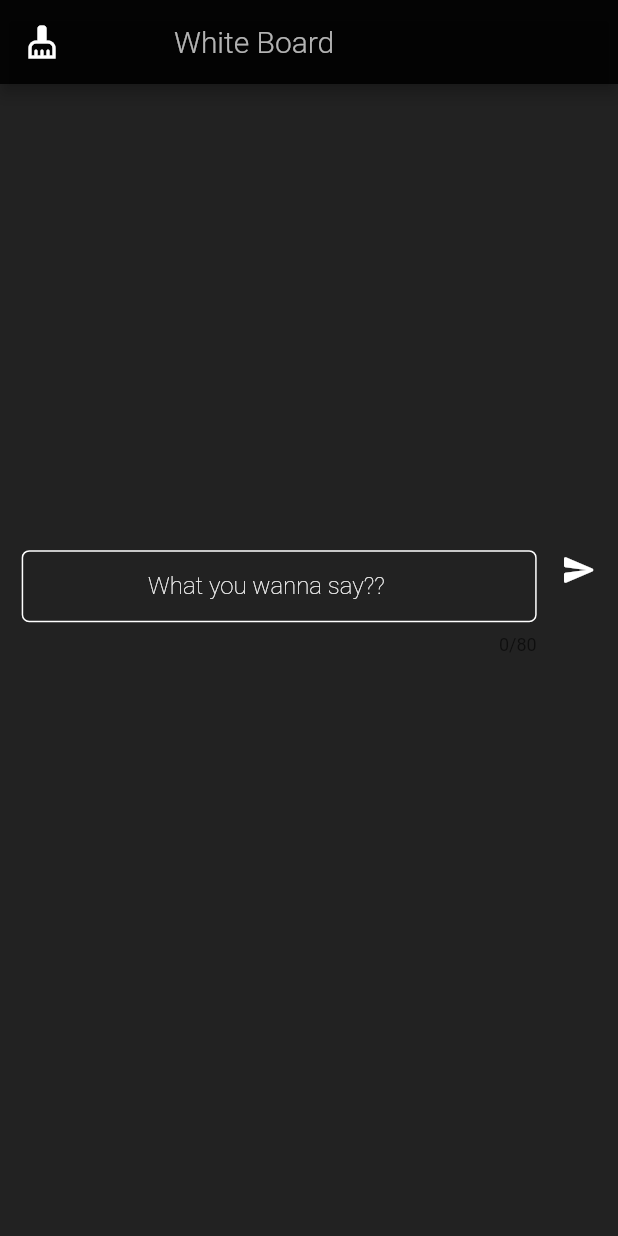
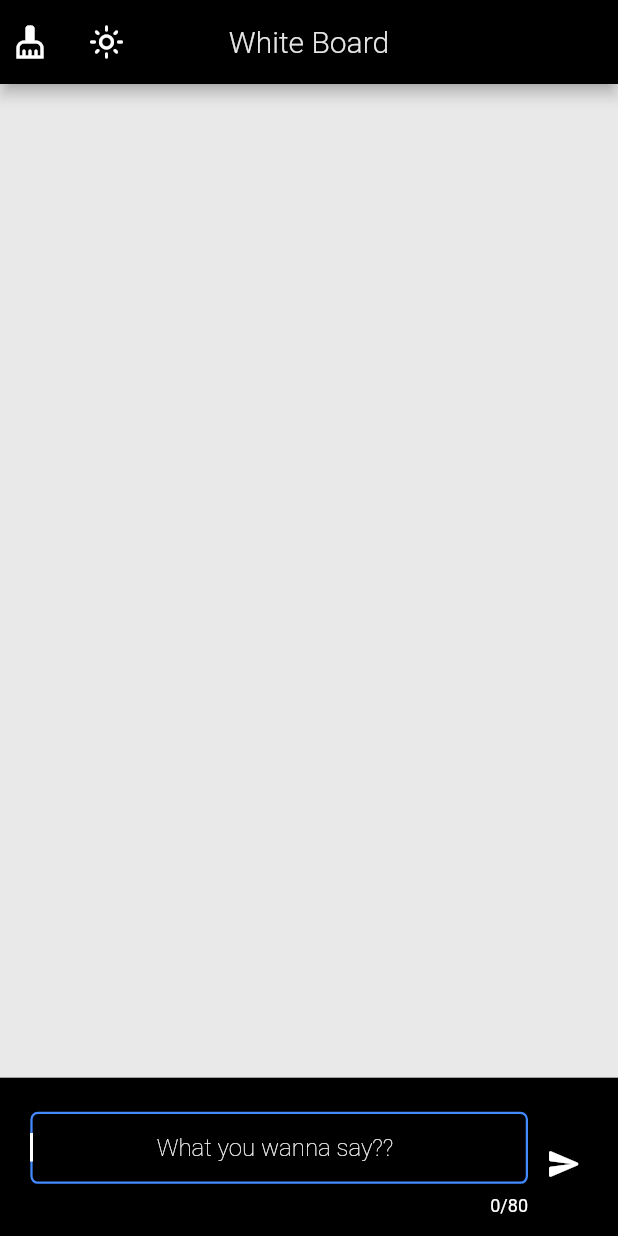
Before and after one commit to CleverJotech/whiteboard, a Flutter app: the screen it shows after launch, on a phone screen of 412 x 824 dp. Run offline on Flutter 3.47's test engine with Material 2 defaults, Android fonts, the phone set to English and light mode, and no system bars; our stand-ins replace animated_text_kit, flutter_screenutil.

Commit message:
working better

```diff
--- a/lib/constants.dart
+++ b/lib/constants.dart
@@ -1,9 +1,10 @@
 import 'package:flutter/material.dart';
 
-const Color colorMaroon = Colors.black87;
-const Color colorWhite = Color.fromARGB(255, 255, 255, 255);
-const Color colorWhiteBlend = Color.fromARGB(241, 255, 255, 255);
-const Color colorRed = Colors.redAccent;
-const Color colorBlue = Colors.blueAccent;
+// const Color colorMaroon = Colors.black87;
+// const Color colorWhite = Color.fromARGB(255, 255, 255, 255);
+// const Color colorWhiteBlend = Color.fromARGB(241, 255, 255, 255);
+// const Color colorRed = Colors.redAccent;
+// const Color colorBlue = Colors.blueAccent;
+// const Color colorNull = Colors.transparent;
 
 const clearIcon = Icon(Icons.cleaning_services);
--- a/lib/main.dart
+++ b/lib/main.dart
@@ -5,8 +5,11 @@ import 'constants.dart';
 import 'package:flutter/material.dart';
 import 'user_input.dart';
 import 'white_splash.dart';
+import 'package:flutter_screenutil/flutter_screenutil.dart';
 
-void main() {
+void main() async {
+  WidgetsFlutterBinding.ensureInitialized();
+
   runApp(const MyApp());
 }
 
@@ -16,11 +19,12 @@ class MyApp extends StatelessWidget {
   // This widget is the root of your application.
   @override
   Widget build(BuildContext context) {
+    ScreenUtil.init(context);
     return MaterialApp(
       debugShowCheckedModeBanner: false,
       title: 'White Board',
       theme: ThemeData(
-          canvasColor: colorWhite, scaffoldBackgroundColor: colorMaroon),
+          canvasColor: Colors.white, scaffoldBackgroundColor: Colors.black87),
       home: const WhiteSplash(),
     );
   }
@@ -38,13 +42,29 @@ class MyHomePage extends StatefulWidget {
 class _MyHomePageState extends State<MyHomePage> {
   late TextEditingController userText;
   late String _text = '';
-  bool isActive = false;
+  bool isActive = true;
+  bool isDarkMode = false;
   FocusNode myFocus = FocusNode();
+
+  late Color colorMaroon;
+  late Color colorWhite;
+  late Color colorWhiteBlend;
+  late Color colorRed;
+  late Color colorBlue;
+  late Color colorNull;
 
   @override
   void initState() {
+    super.initState();
     userText = TextEditingController();
-    super.initState();
+    _text = '';
+    colorMaroon = Colors.black;
+    colorWhite = const Color.fromARGB(255, 255, 255, 255);
+    colorWhiteBlend = const Color.fromARGB(230, 255, 255, 255);
+    colorRed = Colors.redAccent;
+    colorBlue = Colors.blueAccent;
+    colorNull = Colors.transparent;
+    userText = TextEditingController();
   }
 
   @override
@@ -66,39 +86,104 @@ class _MyHomePageState extends State<MyHomePage> {
     });
   }
 
+  @override
+  Widget build(BuildContext context) {
+    var screenSize = MediaQuery.of(context).size;
+
+    setColorMode() {
+      setState(() {
+        if (isDarkMode == true) {
+          colorMaroon = Colors.black;
+          colorWhite = const Color.fromARGB(255, 255, 255, 255);
+          colorWhiteBlend = const Color.fromARGB(230, 255, 255, 255);
+          colorRed = Colors.redAccent;
+          colorBlue = Colors.blueAccent;
+          colorNull = Colors.transparent;
+        } else {
+          colorMaroon = const Color.fromARGB(255, 255, 255, 255);
+          colorWhite = const Color.fromARGB(255, 0, 0, 0);
+          colorWhiteBlend = Colors.black87;
+          colorRed = Colors.redAccent;
+          colorBlue = Colors.blueAccent;
+          colorNull = Colors.transparent;
+        }
+        isDarkMode = !isDarkMode;
+      });
+    }
+
     userGivenText() {
       if (_text != '') {
-      return SubmittedScreen(submittedText: _text);
+        return Flexible(
+          flex: 2,
+          child: Center(
+            child: SlideFadeTransition(
+              curve: Curves.elasticInOut,
+              delayStart: const Duration(milliseconds: 200),
+              animationDuration: const Duration(milliseconds: 800),
+              offset: 1.0,
+              direction: Direction.horizontal,
+              child: Center(
+                child: ClipRect(
+                  clipper: null,
+                  child: Container(
+                    color: colorMaroon,
+                    width: 900.w,
+                    height: 380.h,
+                    child: BackdropFilter(
+                      blendMode: BlendMode.srcOver,
+                      filter:
+                          ui.ImageFilter.dilate(radiusX: 10.0, radiusY: 10.0),
+                      child: Center(
+                        child: Text(
+                          _text,
+                          textScaleFactor: null,
+                          style: TextStyle(
+                            fontSize: 50.0,
+                            fontWeight: FontWeight.w900,
+                            color: colorMaroon,
+                            letterSpacing: 3.0,
+                          ),
+                        ),
+                      ),
+                    ),
+                  ),
+                ),
+              ),
+            ),
+          ),
+        );
       } else {
-      return const SizedBox(
-        height: 300,
-        width: 400,
+        return Expanded(
+          child: SizedBox(
+            height: screenSize.height / 1.47,
+            width: screenSize.width / 1.2,
+          ),
         );
       }
     }
 
-  @override
-  Widget build(BuildContext context) {
-    var screenSize = MediaQuery.of(context).size;
     return Scaffold(
         appBar: AppBar(
-        title: Row(
+          backgroundColor: colorMaroon,
+          leadingWidth: screenSize.width / 5,
+          leading: Flexible(
+            flex: 10,
+            child: Column(
               mainAxisAlignment: MainAxisAlignment.spaceAround,
               children: [
-            Text(
-              widget.title,
-              style: const TextStyle(
-                color: Colors.white70,
-                fontWeight: FontWeight.w300,
-              ),
-            ),
+                Row(
+                  crossAxisAlignment: CrossAxisAlignment.center,
+                  children: [
                     SizedBox(
-              width: screenSize.width / 10,
-            )
-          ],
-        ),
-        leading: Center(
+                      width: 25,
+                      height: 25,
+                      child: Expanded(
                         child: IconButton(
+                          color: colorWhite,
+                          focusColor: colorNull,
+                          hoverColor: colorNull,
+                          splashColor: colorNull,
+                          highlightColor: colorNull,
                           onPressed: () {
                             setState(() {
                               _text = '';
@@ -107,14 +192,68 @@ class _MyHomePageState extends State<MyHomePage> {
                           icon: clearIcon,
                         ),
                       ),
-        backgroundColor: colorMaroon,
                     ),
-      body: SingleChildScrollView(
+                    Divider(
+                      thickness: screenSize.width / 90,
+                      indent: 13,
+                      endIndent: 13,
+                      height: 13,
+                    ),
+                    // SizedBox(
+                    //   width: screenSize.width / 15,
+                    // ),
+                    Expanded(
+                      child: SizedBox(
+                        width: 25,
+                        height: 25,
+                        child: IconButton(
+                          focusColor: colorNull,
+                          hoverColor: colorNull,
+                          splashColor: colorNull,
+                          highlightColor: colorNull,
+                          onPressed: () {
+                            setState(() {
+                              //toggleTheme();
+                              //toggleMode();
+                              setColorMode();
+                            });
+                          },
+                          icon: Icon(
+                            Theme.of(context).brightness == Brightness.light
+                                ? Icons.light_mode_outlined // dark mode icon
+                                : Icons.dark_mode_rounded, // light mode icon
+                            color: colorWhite,
+                          ),
+                        ),
+                      ),
+                    ),
+                  ],
+                ),
+                PreferredSize(
+                  preferredSize: const Size.fromHeight(kToolbarHeight),
+                  child: Container(),
+                ),
+              ],
+            ),
+          ),
+          centerTitle: true,
+          title: Text(
+            widget.title,
+            style: TextStyle(
+              color: colorWhiteBlend,
+              fontWeight: FontWeight.w300,
+            ),
+          ),
+        ),
+        body: Center(
+          child: Container(
+            color: colorWhiteBlend,
             child: Column(
               mainAxisAlignment: MainAxisAlignment.center,
               crossAxisAlignment: CrossAxisAlignment.center,
               children: [
                 Stack(
+                  alignment: Alignment.center,
                   children: [
                     Center(
                       child: Transform.rotate(
@@ -124,7 +263,16 @@ class _MyHomePageState extends State<MyHomePage> {
                     ),
                   ],
                 ),
-            InkWell(
+              ],
+            ),
+          ),
+        ),
+        bottomSheet: Container(
+          color: colorMaroon,
+          child: Padding(
+            padding:
+                const EdgeInsets.only(bottom: 2, right: 12, left: 12, top: 12),
+            child: InkWell(
               onTap: () {
                 setState(() {});
               },
@@ -137,13 +285,14 @@ class _MyHomePageState extends State<MyHomePage> {
                     SizedBox(
                       width: screenSize.width / 50,
                     ),
-                    Column(
+                    Flexible(
+                      child: Column(
                         mainAxisAlignment: MainAxisAlignment.center,
                         children: [
                           SizedBox(
                             width: screenSize.width / 1.2,
                             child: TextField(
-                              style: const TextStyle(color: colorWhite),
+                                style: TextStyle(color: colorWhite),
                                 maxLength: 80,
                                 maxLengthEnforcement:
                                     MaxLengthEnforcement.enforced,
@@ -153,32 +302,34 @@ class _MyHomePageState extends State<MyHomePage> {
                                 keyboardType: TextInputType.name,
                                 cursorColor: colorWhite,
                                 decoration: InputDecoration(
-                                  hintStyle: const TextStyle(
+                                    counterStyle: TextStyle(color: colorWhite),
+                                    hintStyle: TextStyle(
                                         color: colorWhite,
                                         fontWeight: FontWeight.w200),
                                     hintText:
                                         '                      What you wanna say??',
                                     contentPadding: const EdgeInsets.symmetric(
                                         vertical: 10.0),
-                                  enabledBorder: const OutlineInputBorder(
-                                    borderSide:
-                                        BorderSide(width: 1, color: colorWhite),
-                                    borderRadius:
-                                        BorderRadius.all(Radius.circular(5)),
+                                    enabledBorder: OutlineInputBorder(
+                                      borderSide: BorderSide(
+                                          width: 1, color: colorWhite),
+                                      borderRadius: const BorderRadius.all(
+                                          Radius.circular(5)),
                                     ),
-                                  focusedBorder: const OutlineInputBorder(
+                                    focusedBorder: OutlineInputBorder(
                                       borderSide: BorderSide(
                                           width: 1.5, color: colorBlue),
-                                    borderRadius:
-                                        BorderRadius.all(Radius.circular(5)),
+                                      borderRadius: const BorderRadius.all(
+                                          Radius.circular(5)),
                                     ),
-                                  errorBorder: const OutlineInputBorder(
+                                    errorBorder: OutlineInputBorder(
                                       borderSide:
                                           BorderSide(width: 2, color: colorRed),
                                     ),
                                     border: OutlineInputBorder(
-                                      borderRadius: BorderRadius.circular(3.0),
-                                      borderSide: const BorderSide(
+                                        borderRadius:
+                                            BorderRadius.circular(3.0),
+                                        borderSide: BorderSide(
                                             color:
                                                 colorWhite, // set the border color to white
                                             width: 2.0,
@@ -194,8 +345,10 @@ class _MyHomePageState extends State<MyHomePage> {
                           ),
                         ],
                       ),
-                    Column(
-                      mainAxisAlignment: MainAxisAlignment.start,
+                    ),
+                    Center(
+                      child: Column(
+                        mainAxisAlignment: MainAxisAlignment.center,
                         children: [
                           Center(
                             child: IconButton(
@@ -207,69 +360,20 @@ class _MyHomePageState extends State<MyHomePage> {
                                   FocusScope.of(context).unfocus();
                                 });
                               },
-                            icon: const Icon(Icons.send_rounded),
+                              icon: Icon(
+                                Icons.send_rounded,
+                                color: colorWhite,
+                              ),
                             ),
                           ),
                         ],
+                      ),
                     )
                   ],
                 ),
               ),
             ),
-          ],
           ),
-      ),
-    );
+        ));
   }
 }
-
-class SubmittedScreen extends StatefulWidget {
-  final String submittedText;
-
-  const SubmittedScreen({super.key, required this.submittedText});
-
-  @override
-  State<SubmittedScreen> createState() => _SubmittedScreenState();
-}
-
-class _SubmittedScreenState extends State<SubmittedScreen> {
-  @override
-  Widget build(BuildContext context) {
-    var screenSize = MediaQuery.of(context).size;
-    return Center(
-      child: SlideFadeTransition(
-        curve: Curves.elasticInOut,
-        delayStart: const Duration(milliseconds: 200),
-        animationDuration: const Duration(milliseconds: 800),
-        offset: 1.0,
-        direction: Direction.horizontal,
-        child: Center(
-          child: ClipRect(
-            clipper: null,
-            child: Container(
-              color: colorWhiteBlend,
-              width: screenSize.width / 1.00,
-              height: screenSize.height / 1.27,
-              child: BackdropFilter(
-                blendMode: BlendMode.srcOver,
-                filter: ui.ImageFilter.dilate(radiusX: 10.0, radiusY: 10.0),
-                child: Center(
-                  child: Text(
-                    widget.submittedText,
-                    textScaleFactor: null,
-                    style: const TextStyle(
-                      fontSize: 50.0,
-                      fontWeight: FontWeight.w900,
-                      color: colorWhite,
-                      letterSpacing: 3.0,
-                    ),
-                  ),
-                ),
-              ),
-            ),
-          ),
-        ),
-      ),
-    );
-  }
-}
--- a/pubspec.yaml
+++ b/pubspec.yaml
@@ -37,6 +37,7 @@ dependencies:
   cupertino_icons: ^1.0.2
   animated_text_kit: ^4.2.2
   animations: ^2.0.7
+  flutter_screenutil: ^5.8.1
 
 dev_dependencies:
   flutter_test:
```
Also changed, not shown: pubspec.lock, 1 other file. Lines whose indentation alone changed are shown as unchanged.
